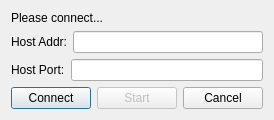
Qt form gui/client/ClientUI.ui (chntujia/Asteriated_Grail) before a commit.
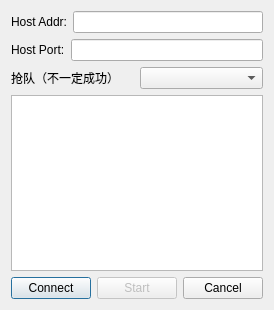
The same form after that commit.

Diff of the .ui file:
```diff
--- a/gui/client/ClientUI.ui
+++ b/gui/client/ClientUI.ui
@@ -7,20 +7,13 @@
     <x>0</x>
     <y>0</y>
     <width>257</width>
-    <height>117</height>
+    <height>310</height>
    </rect>
   </property>
   <property name="windowTitle">
    <string>ClientUI</string>
   </property>
   <layout class="QVBoxLayout" name="verticalLayout">
-   <item>
-    <widget class="QLabel" name="board">
-     <property name="text">
-      <string>Please connect...</string>
-     </property>
-    </widget>
-   </item>
    <item>
     <layout class="QHBoxLayout" name="horizontalLayout">
      <item>
@@ -55,6 +48,26 @@
      </item>
     </layout>
    </item>
+   <item>
+    <layout class="QHBoxLayout" name="horizontalLayout_4">
+     <item>
+      <widget class="QLabel" name="label">
+       <property name="text">
+        <string>抢队（不一定成功）</string>
+       </property>
+       <property name="buddy">
+        <cstring>comboBox</cstring>
+       </property>
+      </widget>
+     </item>
+     <item>
+      <widget class="QComboBox" name="comboBox"/>
+     </item>
+    </layout>
+   </item>
+   <item>
+    <widget class="QTextBrowser" name="board"/>
+   </item>
    <item>
     <layout class="QHBoxLayout" name="horizontalLayout_3">
      <item>
```
